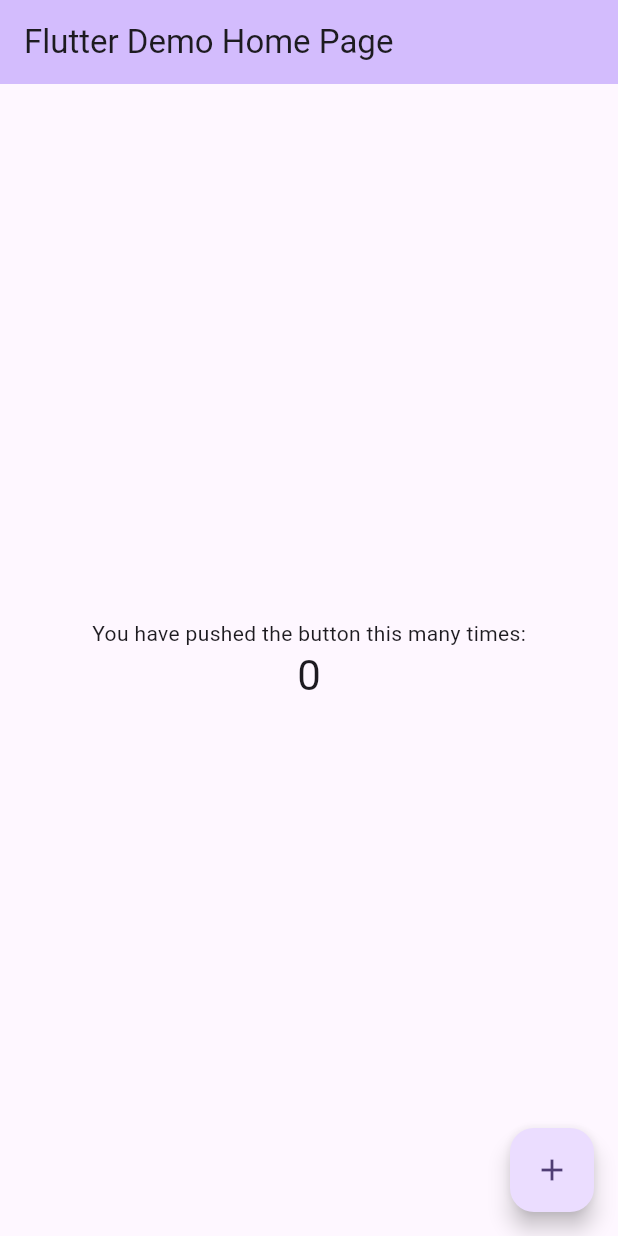
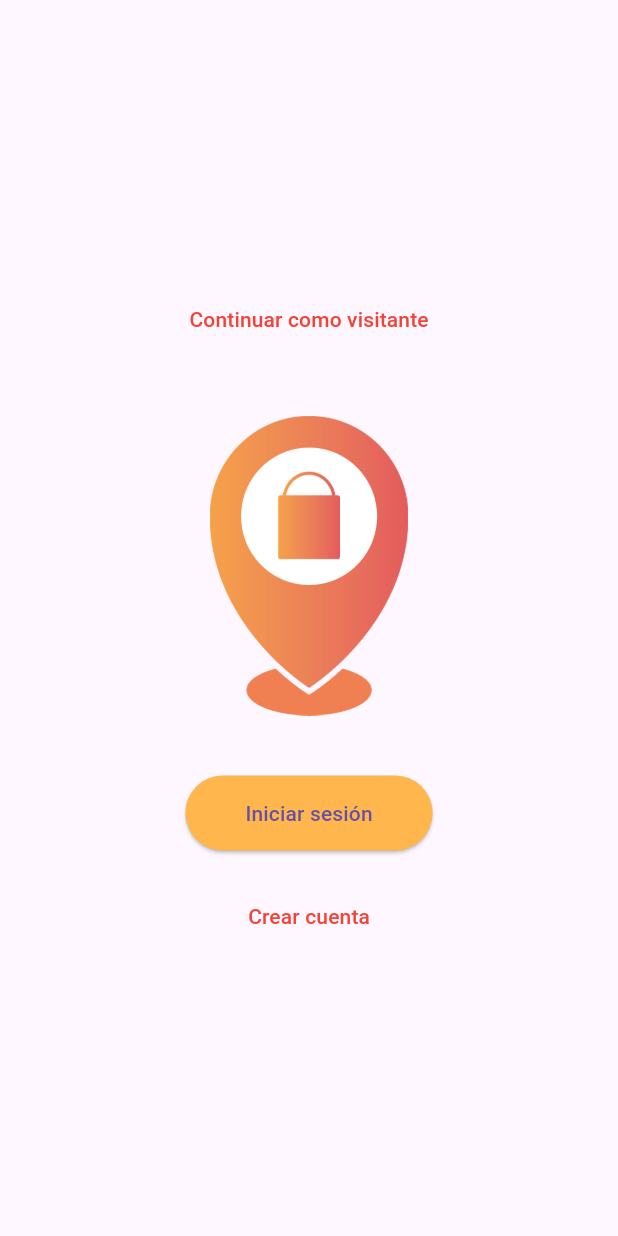
Before and after one commit to SPRINT-NINJA/SARTI_MOBILE, a Flutter app: the screen it shows after launch, on a phone screen of 412 x 824 dp. Run offline on Flutter 3.47's test engine with Material 3 defaults, Android fonts, the phone set to English and light mode, and no system bars.

Commit message:
VIEW LOGIN CONTROL ACCESS

```diff
--- a/lib/main.dart
+++ b/lib/main.dart
@@ -1,125 +1,21 @@
 import 'package:flutter/material.dart';
+import 'package:sarti_mobile/views/login_screen.dart';
+import 'package:sarti_mobile/views/emailLogin_screen.dart';
 
 void main() {
-  runApp(const MyApp());
+  runApp(MyApp());
 }
 
 class MyApp extends StatelessWidget {
-  const MyApp({super.key});
-
-  // This widget is the root of your application.
   @override
   Widget build(BuildContext context) {
     return MaterialApp(
-      title: 'Flutter Demo',
+      title: 'App Demo',
+      debugShowCheckedModeBanner: false,
       theme: ThemeData(
-        // This is the theme of your application.
-        //
-        // TRY THIS: Try running your application with "flutter run". You'll see
-        // the application has a purple toolbar. Then, without quitting the app,
-        // try changing the seedColor in the colorScheme below to Colors.green
-        // and then invoke "hot reload" (save your changes or press the "hot
-        // reload" button in a Flutter-supported IDE, or press "r" if you used
-        // the command line to start the app).
-        //
-        // Notice that the counter didn't reset back to zero; the application
-        // state is not lost during the reload. To reset the state, use hot
-        // restart instead.
-        //
-        // This works for code too, not just values: Most code changes can be
-        // tested with just a hot reload.
-        colorScheme: ColorScheme.fromSeed(seedColor: Colors.deepPurple),
-        useMaterial3: true,
+        primarySwatch: Colors.orange,
       ),
-      home: const MyHomePage(title: 'Flutter Demo Home Page'),
+      home: LoginScreen(),
     );
   }
 }
-
-class MyHomePage extends StatefulWidget {
-  const MyHomePage({super.key, required this.title});
-
-  // This widget is the home page of your application. It is stateful, meaning
-  // that it has a State object (defined below) that contains fields that affect
-  // how it looks.
-
-  // This class is the configuration for the state. It holds the values (in this
-  // case the title) provided by the parent (in this case the App widget) and
-  // used by the build method of the State. Fields in a Widget subclass are
-  // always marked "final".
-
-  final String title;
-
-  @override
-  State<MyHomePage> createState() => _MyHomePageState();
-}
-
-class _MyHomePageState extends State<MyHomePage> {
-  int _counter = 0;
-
-  void _incrementCounter() {
-    setState(() {
-      // This call to setState tells the Flutter framework that something has
-      // changed in this State, which causes it to rerun the build method below
-      // so that the display can reflect the updated values. If we changed
-      // _counter without calling setState(), then the build method would not be
-      // called again, and so nothing would appear to happen.
-      _counter++;
-    });
-  }
-
-  @override
-  Widget build(BuildContext context) {
-    // This method is rerun every time setState is called, for instance as done
-    // by the _incrementCounter method above.
-    //
-    // The Flutter framework has been optimized to make rerunning build methods
-    // fast, so that you can just rebuild anything that needs updating rather
-    // than having to individually change instances of widgets.
-    return Scaffold(
-      appBar: AppBar(
-        // TRY THIS: Try changing the color here to a specific color (to
-        // Colors.amber, perhaps?) and trigger a hot reload to see the AppBar
-        // change color while the other colors stay the same.
-        backgroundColor: Theme.of(context).colorScheme.inversePrimary,
-        // Here we take the value from the MyHomePage object that was created by
-        // the App.build method, and use it to set our appbar title.
-        title: Text(widget.title),
-      ),
-      body: Center(
-        // Center is a layout widget. It takes a single child and positions it
-        // in the middle of the parent.
-        child: Column(
-          // Column is also a layout widget. It takes a list of children and
-          // arranges them vertically. By default, it sizes itself to fit its
-          // children horizontally, and tries to be as tall as its parent.
-          //
-          // Column has various properties to control how it sizes itself and
-          // how it positions its children. Here we use mainAxisAlignment to
-          // center the children vertically; the main axis here is the vertical
-          // axis because Columns are vertical (the cross axis would be
-          // horizontal).
-          //
-          // TRY THIS: Invoke "debug painting" (choose the "Toggle Debug Paint"
-          // action in the IDE, or press "p" in the console), to see the
-          // wireframe for each widget.
-          mainAxisAlignment: MainAxisAlignment.center,
-          children: <Widget>[
-            const Text(
-              'You have pushed the button this many times:',
-            ),
-            Text(
-              '$_counter',
-              style: Theme.of(context).textTheme.headlineMedium,
-            ),
-          ],
-        ),
-      ),
-      floatingActionButton: FloatingActionButton(
-        onPressed: _incrementCounter,
-        tooltip: 'Increment',
-        child: const Icon(Icons.add),
-      ), // This trailing comma makes auto-formatting nicer for build methods.
-    );
-  }
-}
--- /dev/null
+++ b/lib/views/login_screen.dart
@@ -0,0 +1,51 @@
+import 'package:flutter/material.dart';
+import 'package:sarti_mobile/views/emailLogin_screen.dart';
+
+class LoginScreen extends StatelessWidget {
+  @override
+  Widget build(BuildContext context) {
+    return Scaffold(
+      body: Center(
+        child: Column(
+          mainAxisAlignment: MainAxisAlignment.center,
+          children: <Widget>[
+            TextButton(
+              onPressed: () {},
+              child: Text(
+                'Continuar como visitante',
+                style: TextStyle(color: Colors.red),
+              ),
+            ),
+            SizedBox(height: 40),
+            Image.asset(
+              'assets/logo/ICON-SARTI.png',
+              height: 200,
+            ),
+            SizedBox(height: 40),
+            ElevatedButton(
+              style: ElevatedButton.styleFrom(
+                backgroundColor: Colors.orange[300],
+                padding: EdgeInsets.symmetric(horizontal: 40, vertical: 15),
+              ),
+              onPressed: () {
+                Navigator.push(
+                  context,
+                  MaterialPageRoute(builder: (context) => EmailLoginScreen()),
+                );
+              },
+              child: Text('Iniciar sesión'),
+            ),
+            SizedBox(height: 20),
+            TextButton(
+              onPressed: () {},
+              child: Text(
+                'Crear cuenta',
+                style: TextStyle(color: Colors.red),
+              ),
+            ),
+          ],
+        ),
+      ),
+    );
+  }
+}
--- a/pubspec.yaml
+++ b/pubspec.yaml
@@ -64,8 +64,8 @@ flutter:
   uses-material-design: true
 
   # To add assets to your application, add an assets section, like this:
-  # assets:
-  #   - images/a_dot_burr.jpeg
+  assets:
+    - assets/logo/ICON-SARTI.png
   #   - images/a_dot_ham.jpeg
 
   # An image asset can refer to one or more resolution-specific "variants", see
```
Also changed, not shown: lib/views/emailLogin_screen.dart (added, +70 -0 lines), lib/views/passwordLogin_screen.dart (added, +77 -0 lines), assets/logo/ICON-SARTI.png (added), lib/widgets/widget.dart (line endings or trailing spaces).
